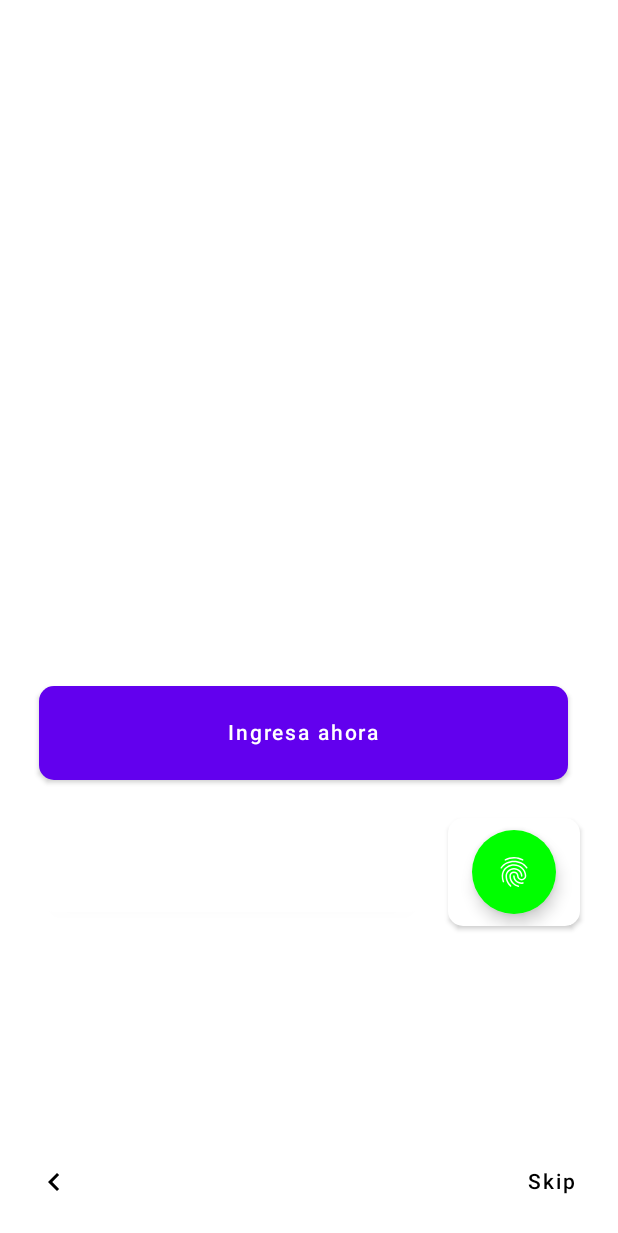
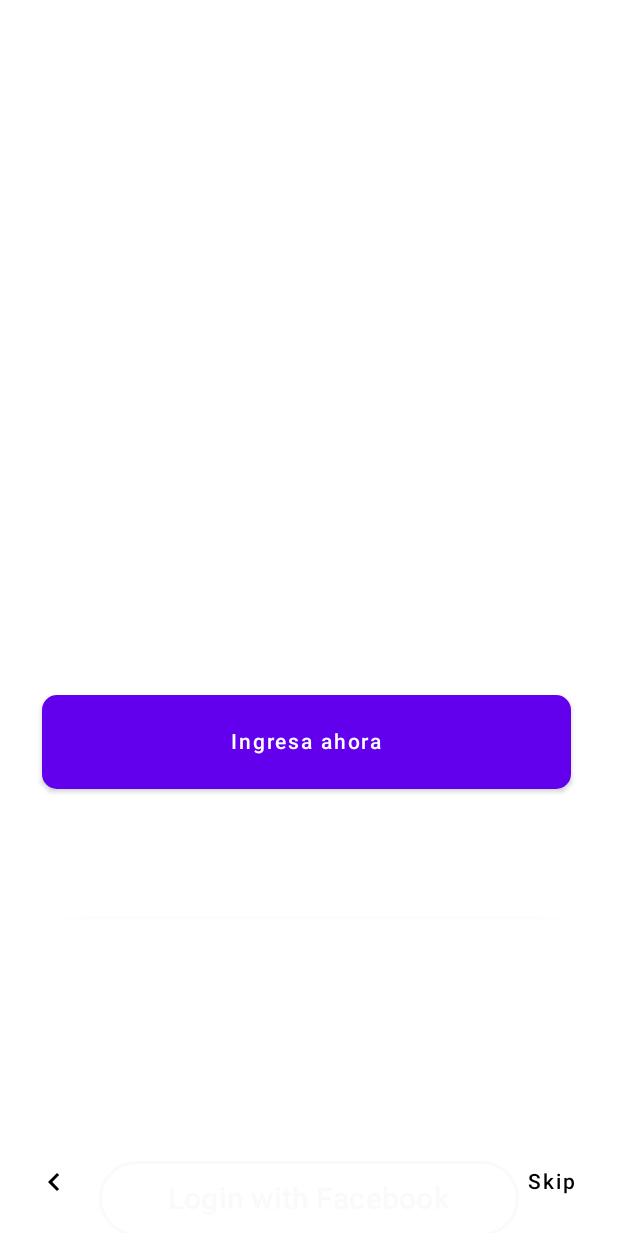
Before and after one commit to crisanbe/EnsayoGitFlow, an Android app built with Jetpack Compose: the @Preview function pre, on a phone screen of 412 x 824 dp. Shown: the top 1233 px of the screen. Run offline under Robolectric (Android 15) with nearby library versions, the phone set to English and light mode, and no system bars.

Commit message:
feat(login):Se creo button FaceBook

```diff
--- a/app/src/main/java/com/example/refactorsistecreditodiseocompose/Presentacion/PantallaLogin.kt
+++ b/app/src/main/java/com/example/refactorsistecreditodiseocompose/Presentacion/PantallaLogin.kt
@@ -22,6 +22,8 @@ import androidx.compose.ui.tooling.preview.Preview
 import androidx.compose.ui.unit.dp
 import androidx.compose.ui.unit.sp
 import com.example.refactorsistecreditodiseocompose.R
+import com.example.refactorsistecreditodiseocompose.ui.theme.FACEBOOKCOLOR
+import com.example.refactorsistecreditodiseocompose.ui.theme.GMAILCOLOR
 
 
 @Composable
@@ -71,7 +73,7 @@ fun PantallaLogin(
                     )
                 )
             }
-            Spacer(modifier = Modifier.padding(bottom = 25.dp))
+            Spacer(modifier = Modifier.padding(bottom = 22.dp))
 
             Row() {
                 Button(
@@ -86,47 +88,43 @@ fun PantallaLogin(
                         modifier = Modifier
                             .padding(
                                 vertical = 15.dp,
-                                horizontal = 50.dp
+                                horizontal = 99.dp
                             ),
                         color = MaterialTheme.colors.background,
                     )
 
-
-                }
-                Spacer(modifier = Modifier.padding(start = 15.dp))
-                Button(
-                    onClick = { },
-                    shape = RoundedCornerShape(10.dp),
-                    colors = ButtonDefaults.textButtonColors(
-                        backgroundColor = Color.White
-                    )
-                ) {
-                    FloatingActionButton(
-                        modifier = Modifier
-                            .padding(
-                                vertical = 0.dp
-                            ),
-                        onClick = { /*TODO*/ },
-                        backgroundColor = Color.Green,
-                        content = {
-                            Icon(
-                                painter = painterResource(id = R.drawable.ic_fingerprint),
-                                contentDescription = null,
-                                tint = Color.White
-                            )
-                        }
-                    )
 
 
                 }
 
             }
 
+        }
+
+        Spacer(modifier = Modifier.height(16.dp))
+
+        Column(
+            modifier = Modifier.fillMaxWidth(),
+            verticalArrangement = Arrangement.spacedBy(8.dp),
+            horizontalAlignment = Alignment.CenterHorizontally
+        ){
+            SocialMediaButton(
+                text = "Login with Facebook",
+                onClick = {  },
+                socialMediaColor = FACEBOOKCOLOR
+            )
+
+           /* SocialMediaButton(
+                text = "Login with Gogle",
+                onClick = { },
+                socialMediaColor = GMAILCOLOR
+            )*/
+        }
 
         }
 
 
-    }
+
     Box(
         modifier = Modifier
             .fillMaxSize()
--- a/app/src/main/java/com/example/refactorsistecreditodiseocompose/Presentacion/SocialMediaButton.kt
+++ b/app/src/main/java/com/example/refactorsistecreditodiseocompose/Presentacion/SocialMediaButton.kt
@@ -1 +1,46 @@
 package com.example.refactorsistecreditodiseocompose.Presentacion
+
+import androidx.compose.ui.graphics.Color
+import androidx.compose.foundation.BorderStroke
+import androidx.compose.foundation.layout.height
+import androidx.compose.foundation.layout.width
+import androidx.compose.foundation.shape.RoundedCornerShape
+import androidx.compose.material.ButtonDefaults
+import androidx.compose.material.MaterialTheme
+import androidx.compose.material.OutlinedButton
+import androidx.compose.material.Text
+import androidx.compose.runtime.Composable
+import androidx.compose.ui.Modifier
+import androidx.compose.ui.unit.dp
+
+
+@Composable
+fun SocialMediaButton(
+    modifier: Modifier = Modifier,
+    text: String,
+    onClick: () -> Unit,
+    socialMediaColor: androidx.compose.ui.graphics.Color
+) {
+    OutlinedButton(
+        modifier = Modifier
+            .width(280.dp)
+            .height(50.dp),
+        onClick = onClick,
+        shape = RoundedCornerShape(50),
+        colors = ButtonDefaults.outlinedButtonColors(
+            backgroundColor = Color.Transparent,
+            contentColor = socialMediaColor
+        ),
+        border = BorderStroke(
+            width = (1.5).dp,
+            color = socialMediaColor
+        )
+    ) {
+        Text(
+            text = text,
+            style = MaterialTheme.typography.h6.copy(
+                color = socialMediaColor
+            )
+        )
+    }
+}
--- a/app/src/main/java/com/example/refactorsistecreditodiseocompose/ui/theme/Color.kt
+++ b/app/src/main/java/com/example/refactorsistecreditodiseocompose/ui/theme/Color.kt
@@ -10,3 +10,8 @@ val Teal200 = Color(0xFF03DAC5)
 
 val Gray200 = Color(0xFF007AA4)
 val Gray201 = Color(0xFF007AA4)
+/*
+    SOCIAL MEDIA COLORS
+ */
+val FACEBOOKCOLOR = Color(0xFFFAFAFA)
+val GMAILCOLOR = Color(0xFFDB4437)
```
